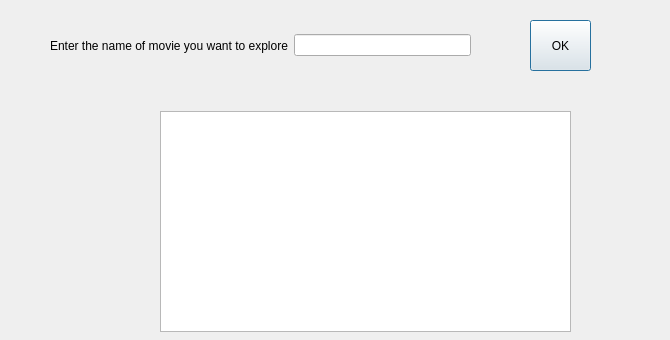
Above: movie.ui from pratigya2/qt1 before the change. Below: the same form after it.
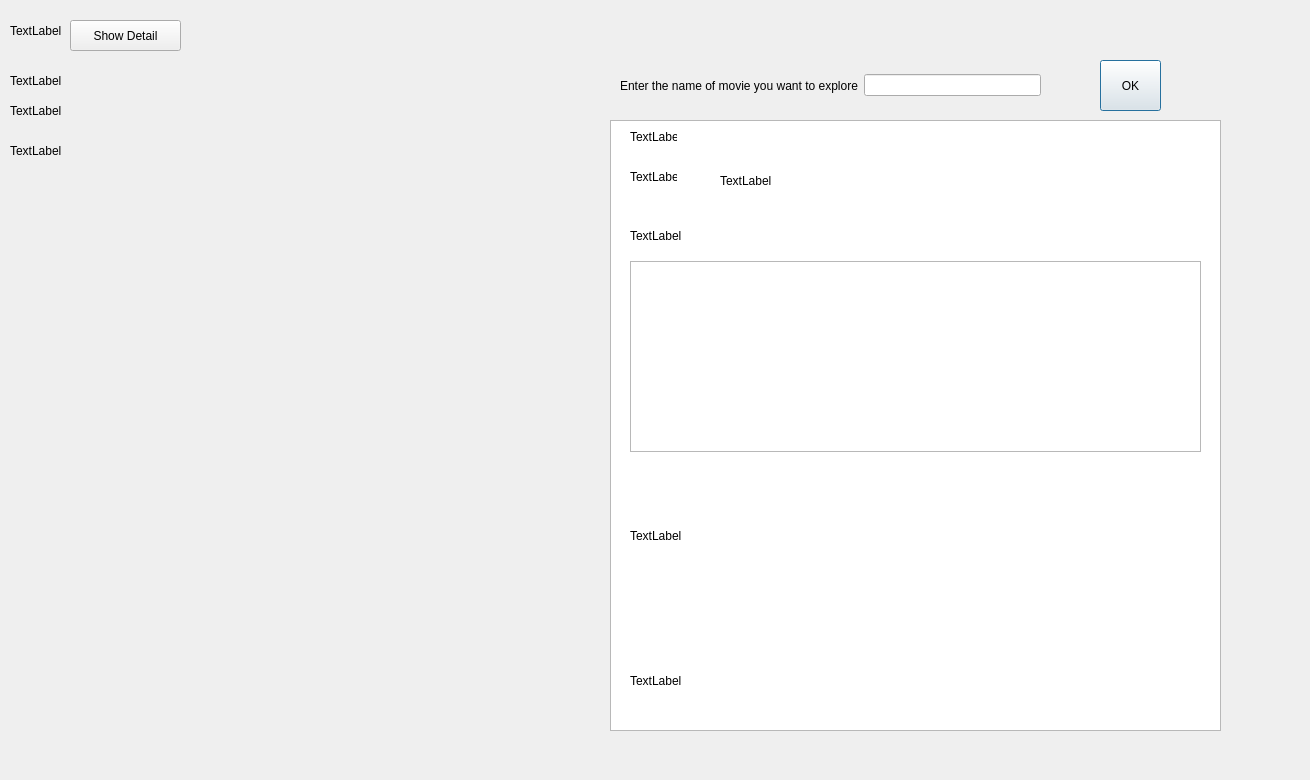
That is the form after the change.

Patch:
```diff
--- a/movie.ui
+++ b/movie.ui
@@ -6,8 +6,8 @@
    <rect>
     <x>0</x>
     <y>0</y>
-    <width>670</width>
-    <height>340</height>
+    <width>1310</width>
+    <height>780</height>
    </rect>
   </property>
   <property name="windowTitle">
@@ -16,8 +16,8 @@
   <widget class="QPushButton" name="pushButton">
    <property name="geometry">
     <rect>
-     <x>530</x>
-     <y>20</y>
+     <x>1100</x>
+     <y>60</y>
      <width>61</width>
      <height>51</height>
     </rect>
@@ -26,21 +26,11 @@
     <string>OK</string>
    </property>
   </widget>
-  <widget class="QTableView" name="tableView">
+  <widget class="QWidget" name="layoutWidget">
    <property name="geometry">
     <rect>
-     <x>160</x>
-     <y>111</y>
-     <width>411</width>
-     <height>221</height>
-    </rect>
-   </property>
-  </widget>
-  <widget class="QWidget" name="">
-   <property name="geometry">
-    <rect>
-     <x>50</x>
-     <y>20</y>
+     <x>620</x>
+     <y>60</y>
      <width>421</width>
      <height>51</height>
     </rect>
@@ -58,6 +48,169 @@
     </item>
    </layout>
   </widget>
+  <widget class="QTextBrowser" name="textBrowser">
+   <property name="geometry">
+    <rect>
+     <x>610</x>
+     <y>120</y>
+     <width>611</width>
+     <height>611</height>
+    </rect>
+   </property>
+  </widget>
+  <widget class="QLabel" name="label_2">
+   <property name="geometry">
+    <rect>
+     <x>630</x>
+     <y>130</y>
+     <width>47</width>
+     <height>13</height>
+    </rect>
+   </property>
+   <property name="text">
+    <string>TextLabel</string>
+   </property>
+  </widget>
+  <widget class="QLabel" name="label_3">
+   <property name="geometry">
+    <rect>
+     <x>630</x>
+     <y>170</y>
+     <width>47</width>
+     <height>13</height>
+    </rect>
+   </property>
+   <property name="text">
+    <string>TextLabel</string>
+   </property>
+  </widget>
+  <widget class="QLabel" name="label_4">
+   <property name="geometry">
+    <rect>
+     <x>720</x>
+     <y>170</y>
+     <width>81</width>
+     <height>21</height>
+    </rect>
+   </property>
+   <property name="text">
+    <string>TextLabel</string>
+   </property>
+  </widget>
+  <widget class="QTextBrowser" name="textBrowser_2">
+   <property name="geometry">
+    <rect>
+     <x>630</x>
+     <y>261</y>
+     <width>571</width>
+     <height>191</height>
+    </rect>
+   </property>
+  </widget>
+  <widget class="QLabel" name="label_5">
+   <property name="geometry">
+    <rect>
+     <x>630</x>
+     <y>220</y>
+     <width>111</width>
+     <height>31</height>
+    </rect>
+   </property>
+   <property name="text">
+    <string>TextLabel</string>
+   </property>
+  </widget>
+  <widget class="QLabel" name="label_6">
+   <property name="geometry">
+    <rect>
+     <x>630</x>
+     <y>470</y>
+     <width>461</width>
+     <height>131</height>
+    </rect>
+   </property>
+   <property name="text">
+    <string>TextLabel</string>
+   </property>
+  </widget>
+  <widget class="QLabel" name="label_7">
+   <property name="geometry">
+    <rect>
+     <x>630</x>
+     <y>640</y>
+     <width>541</width>
+     <height>81</height>
+    </rect>
+   </property>
+   <property name="text">
+    <string>TextLabel</string>
+   </property>
+  </widget>
+  <widget class="QPushButton" name="pushButton_2">
+   <property name="geometry">
+    <rect>
+     <x>70</x>
+     <y>20</y>
+     <width>111</width>
+     <height>31</height>
+    </rect>
+   </property>
+   <property name="text">
+    <string>Show Detail</string>
+   </property>
+  </widget>
+  <widget class="QLabel" name="username">
+   <property name="geometry">
+    <rect>
+     <x>10</x>
+     <y>20</y>
+     <width>101</width>
+     <height>21</height>
+    </rect>
+   </property>
+   <property name="text">
+    <string>TextLabel</string>
+   </property>
+  </widget>
+  <widget class="QLabel" name="firstname">
+   <property name="geometry">
+    <rect>
+     <x>10</x>
+     <y>60</y>
+     <width>151</width>
+     <height>41</height>
+    </rect>
+   </property>
+   <property name="text">
+    <string>TextLabel</string>
+   </property>
+  </widget>
+  <widget class="QLabel" name="lastname">
+   <property name="geometry">
+    <rect>
+     <x>10</x>
+     <y>100</y>
+     <width>191</width>
+     <height>21</height>
+    </rect>
+   </property>
+   <property name="text">
+    <string>TextLabel</string>
+   </property>
+  </widget>
+  <widget class="QLabel" name="age">
+   <property name="geometry">
+    <rect>
+     <x>10</x>
+     <y>140</y>
+     <width>161</width>
+     <height>21</height>
+    </rect>
+   </property>
+   <property name="text">
+    <string>TextLabel</string>
+   </property>
+  </widget>
  </widget>
  <resources/>
  <connections/>
```
